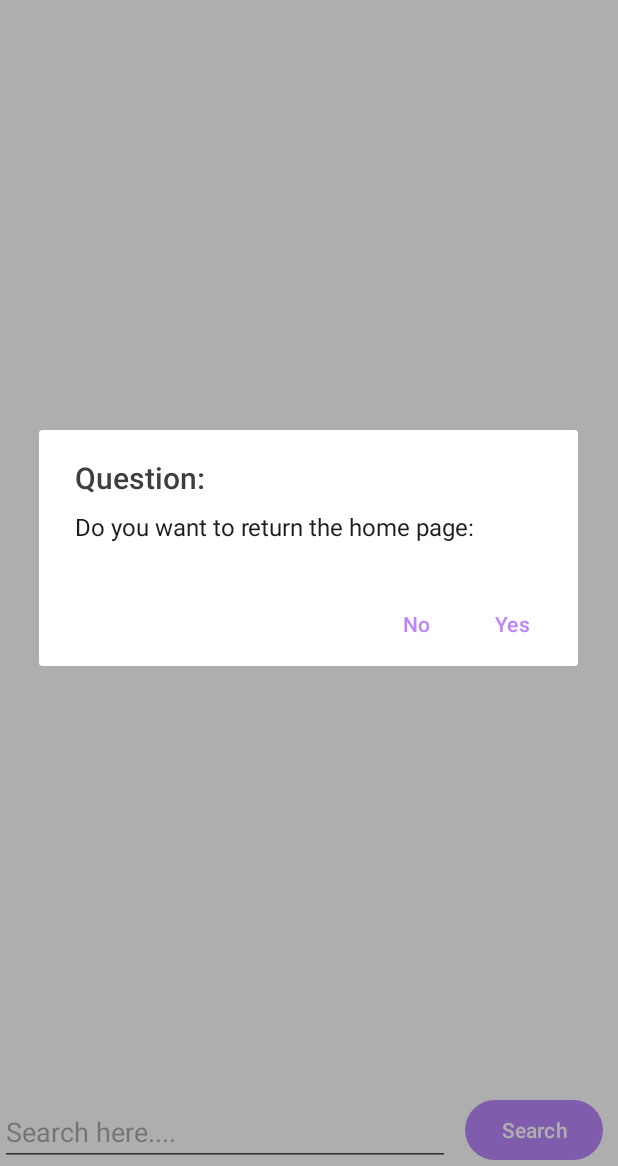
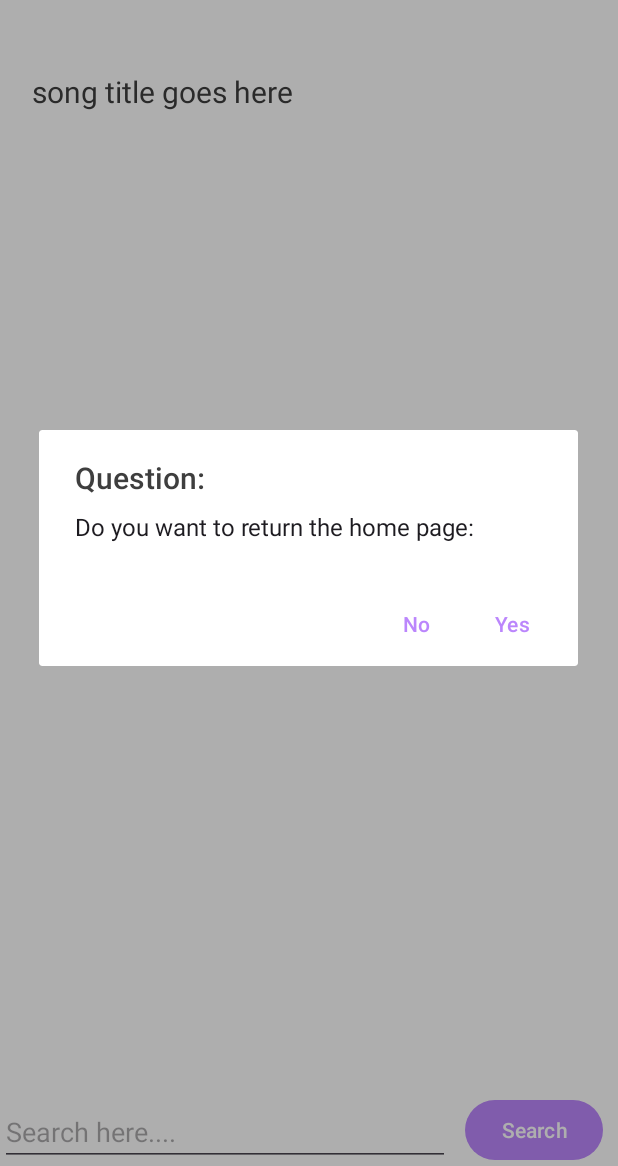
Before and after one commit to ricktang1992/CST2335Final, an Android app: the DeezerAlbum screen opened directly, with no data from a screen before it, in the options menu, after a tap on "Home Page", on a phone screen of 412 x 824 dp, the part 70-1236 px from its top. Run offline under Robolectric (Android 15) with nearby library versions, the phone set to English and light mode, and no system bars; our stand-ins replace Room's generated code.

Commit message:
Song - list xml added

```diff
--- a/app/src/main/res/layout/song_list.xml
+++ b/app/src/main/res/layout/song_list.xml
@@ -1,6 +1,19 @@
 <?xml version="1.0" encoding="utf-8"?>
 <androidx.constraintlayout.widget.ConstraintLayout xmlns:android="http://schemas.android.com/apk/res/android"
     android:layout_width="match_parent"
-    android:layout_height="match_parent">
+    android:layout_height="match_parent"
+    xmlns:app="http://schemas.android.com/apk/res-auto">
+
+    <TextView
+        android:id="@+id/songTitleText"
+        android:layout_width="wrap_content"
+        android:layout_height="wrap_content"
+        android:layout_marginStart="15dp"
+        android:layout_marginTop="30dp"
+        android:text="song title goes here"
+        android:textSize="20dp"
+        app:layout_constraintStart_toStartOf="parent"
+        app:layout_constraintTop_toTopOf="parent" />
+
 
 </androidx.constraintlayout.widget.ConstraintLayout>
```
Also changed, not shown: app/src/main/java/algonquin/cst2335/cst2355final/rita/DeezerAlbum.java (+1 -17 lines).
